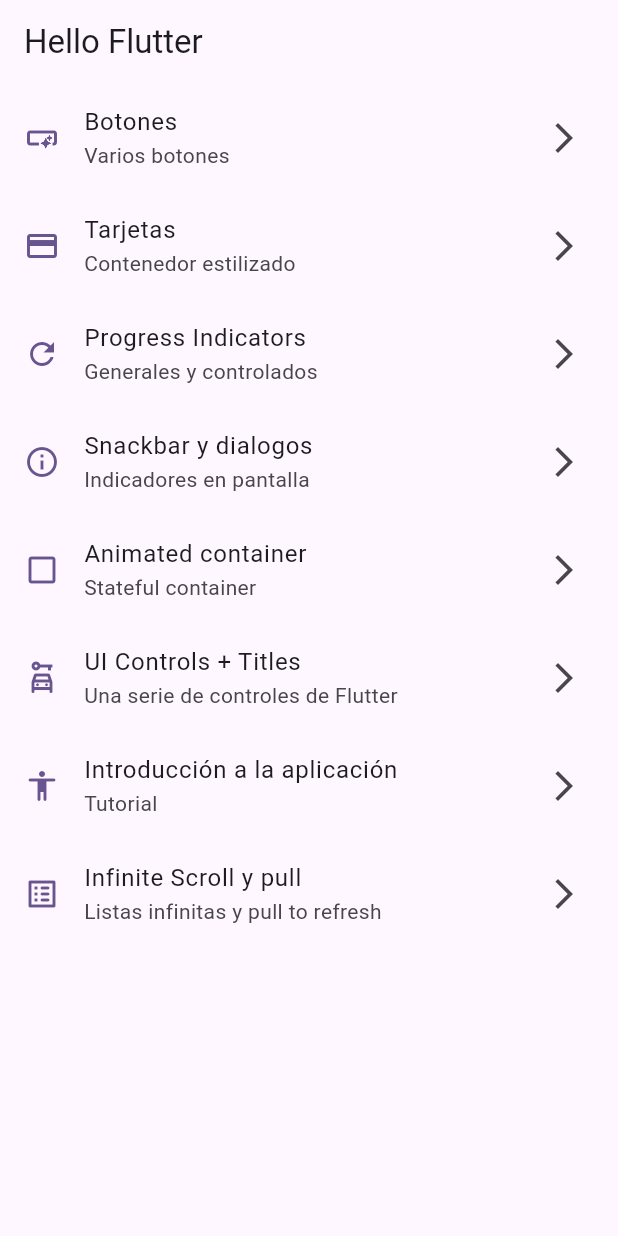
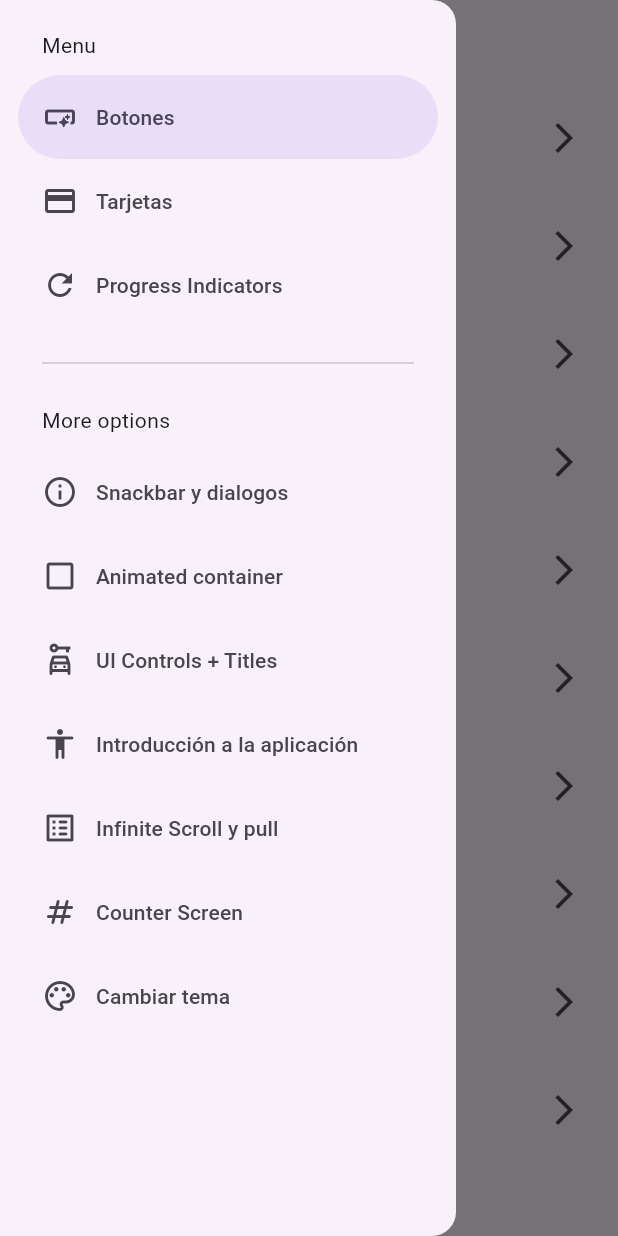
Before and after one commit to DamEspinola/Flutter-widgets-app, a Flutter app: the screen it shows after launch, with the side drawer open (before the commit the screen has no drawer), on a phone screen of 412 x 824 dp. Run offline on Flutter 3.47's test engine with Material 3 defaults, Android fonts, the phone set to English and light mode, and no system bars; our stand-ins replace animate_do, flutter_riverpod, go_router, smooth_page_indicator.

Commit message:
Agregar pantallas de contador y cambio de tema, y actualizar el menú lateral

```diff
--- a/lib/config/menu/menu_items.dart
+++ b/lib/config/menu/menu_items.dart
@@ -49,10 +49,19 @@ const appMenuItems = <MenuItems>[
       subTitle: "Tutorial",
       link: "/tutorial",
       icon: Icons.accessibility_rounded),
-MenuItems(
+  MenuItems(
       title: "Infinite Scroll y pull",
       subTitle: "Listas infinitas y pull to refresh",
       link: "/infinite",
       icon: Icons.list_alt_rounded),
-
+  MenuItems(
+      title: "Counter Screen",
+      subTitle: "Contador",
+      link: "/counter",
+      icon: Icons.numbers_rounded),
+      MenuItems(
+      title: "Cambiar tema",
+      subTitle: "Cambiar el color de la aplicación",
+      link: "/theme-changer",
+      icon: Icons.color_lens_outlined),
 ];
--- a/lib/config/router/app_router.dart
+++ b/lib/config/router/app_router.dart
@@ -8,7 +8,7 @@ final appRouter = GoRouter(
     GoRoute(
       path: '/',
       builder: (BuildContext context, GoRouterState state) {
-        return const HomeScreens();
+        return HomeScreens();
       },
       routes: <RouteBase>[
         GoRoute(
@@ -58,6 +58,18 @@ final appRouter = GoRouter(
           builder: (BuildContext context, GoRouterState state) {
             return const InfiniteScrollScreens();
           },
+        ),
+        GoRoute(
+          path: 'counter',
+          builder: (BuildContext context, GoRouterState state) {
+            return const CounterScreen();
+          },
+        ),
+        GoRoute(
+          path: 'theme-changer',
+          builder: (BuildContext context, GoRouterState state) {
+            return const ThemeChangerScreen();
+          },
         )
 
       ],
--- a/lib/presentation/screens/home/home_screens.dart
+++ b/lib/presentation/screens/home/home_screens.dart
@@ -1,22 +1,29 @@
 import 'package:flutter/material.dart';
 import 'package:go_router/go_router.dart';
 import 'package:widgets_app/config/menu/menu_items.dart';
+import 'package:widgets_app/presentation/widgets/sidebar_menu.dart';
 
 class HomeScreens extends StatelessWidget {
-  const HomeScreens({super.key});
+   HomeScreens({super.key});
+
 
   @override
   Widget build(BuildContext context) {
+
+  final scaffoldkey = GlobalKey<ScaffoldState>();
+
     return Scaffold(
+      key: scaffoldkey,
       appBar: AppBar(
         title: const Text("Hello Flutter"),
       ),
-      body: _homeView(),
+      body: _HomeView(),
+      drawer: SidebarMenu(scaffoldkey: scaffoldkey,),
     );
   }
 }
 
-class _homeView extends StatelessWidget {
+class _HomeView extends StatelessWidget {
   @override
   Widget build(BuildContext context) {
     appMenuItems;
@@ -25,13 +32,13 @@ class _homeView extends StatelessWidget {
         itemCount: appMenuItems.length,
         itemBuilder: (context, index) {
           final menuItems = appMenuItems[index];
-          return _customListTitle(menuItems: menuItems);
+          return _CustomListTitle(menuItems: menuItems);
         });
   }
 }
 
-class _customListTitle extends StatelessWidget {
-  const _customListTitle({
+class _CustomListTitle extends StatelessWidget {
+  const _CustomListTitle({
     required this.menuItems,
   });
 
--- a/lib/presentation/screens/screens.dart
+++ b/lib/presentation/screens/screens.dart
@@ -1,10 +1,13 @@
+
+
+export 'package:widgets_app/presentation/screens/theme_changer/theme_changer_screen.dart';
 export 'package:widgets_app/presentation/screens/animated/animated_screens.dart';
 export 'package:widgets_app/presentation/screens/app_tutorial/app_tutorial_screens.dart';
+export 'package:widgets_app/presentation/screens/button/button_screen.dart';
+export 'package:widgets_app/presentation/screens/cards/cards_screen.dart';
+export 'package:widgets_app/presentation/screens/counter/counter_screen.dart';
+export 'package:widgets_app/presentation/screens/home/home_screens.dart';
 export 'package:widgets_app/presentation/screens/infinite_scroll/infinite_scroll_screens.dart';
 export 'package:widgets_app/presentation/screens/progress/progress_screens.dart';
 export 'package:widgets_app/presentation/screens/snackbar/snackbar_screens.dart';
 export 'package:widgets_app/presentation/screens/ui_controls/ui_controls_screens.dart';
-
-export 'package:widgets_app/presentation/screens/button/button_screen.dart';
-export 'package:widgets_app/presentation/screens/cards/cards_screen.dart';
-export 'package:widgets_app/presentation/screens/home/home_screens.dart';
--- /dev/null
+++ b/lib/presentation/widgets/sidebar_menu.dart
@@ -0,0 +1,69 @@
+import 'package:flutter/material.dart';
+import 'package:go_router/go_router.dart';
+import 'package:widgets_app/config/menu/menu_items.dart';
+
+class SidebarMenu extends StatefulWidget {
+
+  final GlobalKey<ScaffoldState> scaffoldkey;
+
+   SidebarMenu({
+    required this.scaffoldkey
+    });
+
+  @override
+  State<SidebarMenu> createState() => _SidebarMenuState();
+}
+
+class _SidebarMenuState extends State<SidebarMenu> {
+   int selectedIndex = 0;
+
+  @override
+  Widget build(BuildContext context) {
+
+    final hasNotch = MediaQuery.of(context).viewPadding.top > 35;
+
+    return NavigationDrawer(
+      selectedIndex: selectedIndex,
+      onDestinationSelected: (value) {
+        setState(() {
+        selectedIndex = value;
+        });
+
+        final menuItem = appMenuItems[value];
+        context.push(menuItem.link);
+        // context.go(menuItem.link);
+        widget.scaffoldkey.currentState?.closeDrawer();
+
+      },
+      children: [
+        Padding(
+          padding: EdgeInsets.fromLTRB(28, hasNotch ? 10 : 20 , 16, 10),
+          child: const Text("Menu")
+        ),
+
+        ...appMenuItems
+        .sublist(0,3)
+        .map((item) => NavigationDrawerDestination(
+          icon: Icon(item.icon),
+          label: Text(item.title),
+        )),
+
+         Padding(
+          padding: EdgeInsets.fromLTRB(28, 16, 28, 10),
+          child: Divider()
+        ),
+
+      Padding(
+          padding: EdgeInsets.fromLTRB(28, 10, 16, 10),
+          child: const Text("More options")
+        ),
+
+        ...appMenuItems
+        .sublist(3)
+        .map((item) => NavigationDrawerDestination(
+          icon: Icon(item.icon),
+          label: Text(item.title),
+        ))
+    ]);
+  }
+}
```
Also changed, not shown: lib/presentation/screens/counter/counter_screen.dart (added, +45 -0 lines), lib/presentation/screens/theme_changer/theme_changer_screen.dart (added, +57 -0 lines).
